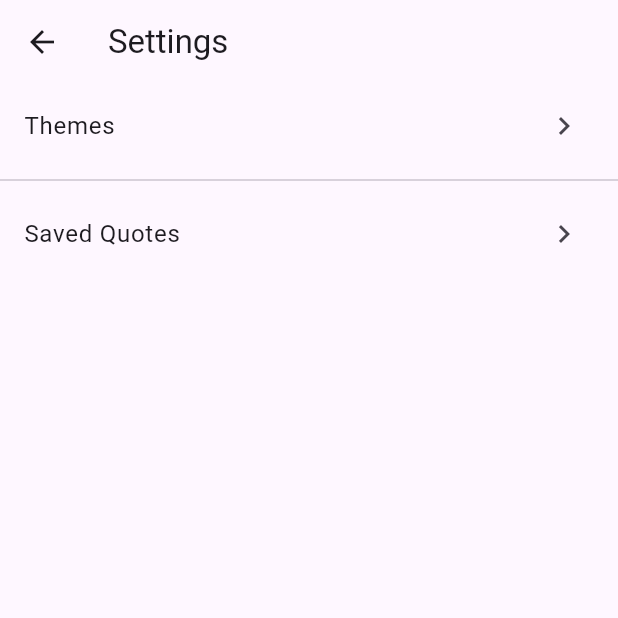
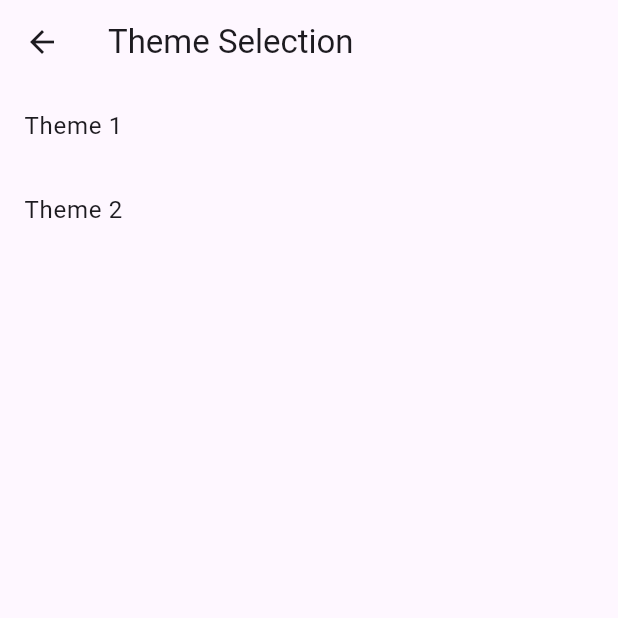
Before and after one commit to bitethecode/everyday-stoics, a Flutter app: the SettingsScreen screen opened directly, after a tap on "Themes", on a phone screen of 412 x 824 dp, the top half of it. Run offline on Flutter 3.47's test engine with Material 2 defaults, Android fonts, the phone set to English and light mode, and no system bars; our stand-ins replace share_plus, shared_preferences; missing offline and left inert: lit_starfield; accounts and stored records are empty.

Commit message:
Update to allow change themes

```diff
--- /dev/null
+++ b/lib/change_notifier.dart
@@ -0,0 +1,13 @@
+import 'package:flutter/material.dart';
+import 'themes.dart';
+
+class ThemeNotifier extends ChangeNotifier {
+  ThemeData _selectedTheme = availableThemes[0];
+
+  ThemeData get selectedTheme => _selectedTheme;
+
+  set selectedTheme(ThemeData theme) {
+    _selectedTheme = theme;
+    notifyListeners();
+  }
+}
--- a/lib/settings.dart
+++ b/lib/settings.dart
@@ -1,6 +1,6 @@
 import 'package:flutter/material.dart';
-// import 'quotes_func.dart';
 
+import 'themes.dart';
 import 'saved_quotes.dart';
 
 class SettingsScreen extends StatefulWidget {
@@ -19,23 +19,25 @@ class _SettingsScreenState extends State<SettingsScreen> {
     // setSavedQuotes();
   }
 
-  // Future<void> setSavedQuotes() async {
-  //   List<QuoteData> quotes = await getSavedQuotes();
-  //   setState(() {
-  //     savedQuotes = quotes;
-  //   });
-  // }
-
-  void selectTheme(String theme) {
+  void showThemes() {
     // Implement your logic to change the theme here
     // You can use a state management solution like Provider or Riverpod
     // to manage and update the theme throughout your app
+    Navigator.push(
+      context,
+      MaterialPageRoute(
+        builder: (context) => const ThemeSelectionScreen(),
+      ),
+    );
   }
 
   void showSavedQuotes() {
-    // Implement the logic to show the saved quotes
-    // You can navigate to a new screen or display a dialog
-    // to show the saved quotes to the user
+    Navigator.push(
+      context,
+      MaterialPageRoute(
+        builder: (context) => const SavedQuotesScreen(),
+      ),
+    );
   }
 
   @override
@@ -48,58 +50,18 @@ class _SettingsScreenState extends State<SettingsScreen> {
           ListTile(
             title: const Text('Themes'),
             trailing: const Icon(Icons.chevron_right),
-            onTap: () {},
+            onTap: () {
+              showThemes();
+            },
           ),
           const Divider(),
           ListTile(
             title: const Text('Saved Quotes'),
             trailing: const Icon(Icons.chevron_right),
             onTap: () {
-              Navigator.push(
-                context,
-                MaterialPageRoute(
-                  builder: (context) => const SavedQuotesScreen(),
-                ),
-              );
+              showSavedQuotes();
             },
           )
-        ]
-            // children: savedQuotes.map((quoteData) {
-            //   return Dismissible(
-            //     key: Key(quoteData.id),
-            //     onDismissed: (direction) {
-            //       removeQuoteFromSharedPreferences(quoteData.id);
-            //       // Remove the quote from your data source
-            //       setState(() {
-            //         savedQuotes.remove(quoteData);
-            //       });
-            //     },
-            //     child: Container(
-            //       margin: const EdgeInsets.all(4.0),
-            //       decoration: BoxDecoration(
-            //         color: Colors.grey[
-            //             200], // Change this to your desired background color
-            //         borderRadius: BorderRadius.circular(4.0),
-            //       ),
-            //       child: ListTile(
-            //         title: Text(quoteData.quote),
-            //         subtitle: Text(quoteData.date.toString()),
-            //         trailing: IconButton(
-            //           icon: const Icon(Icons.delete),
-            //           onPressed: () {
-            //             // Show a confirmation dialog if needed
-
-            //             removeQuoteFromSharedPreferences(quoteData.id);
-            //             setState(() {
-            //               savedQuotes
-            //                   .removeWhere((item) => item.id == quoteData.id);
-            //             });
-            //           },
-            //         ),
-            //       ),
-            //     ),
-            //   );
-            // }).toList(),
-            ));
+        ]));
   }
 }
--- /dev/null
+++ b/lib/themes.dart
@@ -0,0 +1,63 @@
+import 'package:flutter/material.dart';
+import 'package:provider/provider.dart';
+import 'change_notifier.dart';
+
+List<ThemeData> availableThemes = [
+  ThemeData(
+    brightness: Brightness.light,
+    primaryColor: Colors.black,
+    backgroundColor: Colors.white,
+    // Add more properties as per your requirements
+  ),
+  ThemeData(
+    brightness: Brightness.dark,
+    primaryColor: Colors.orange,
+    backgroundColor: Colors.black,
+    // Add more properties as per your requirements
+  ),
+  // Add more themes as neededselectTheme
+];
+
+class ThemeSelectionScreen extends StatefulWidget {
+  const ThemeSelectionScreen({Key? key}) : super(key: key);
+
+  @override
+  _ThemeSelectionScreenState createState() => _ThemeSelectionScreenState();
+}
+
+class _ThemeSelectionScreenState extends State<ThemeSelectionScreen> {
+  late ThemeData selectedTheme;
+
+  @override
+  void initState() {
+    super.initState();
+    // Set initial theme
+    selectedTheme = availableThemes[0];
+  }
+
+  void changeTheme(ThemeData theme) {
+    final themeNotifier = Provider.of<ThemeNotifier>(context, listen: false);
+    themeNotifier.selectedTheme = theme;
+  }
+
+  @override
+  Widget build(BuildContext context) {
+    return Scaffold(
+      appBar: AppBar(
+        title: Text('Theme Selection'),
+      ),
+      body: ListView.builder(
+        itemCount: availableThemes.length,
+        itemBuilder: (context, index) {
+          final theme = availableThemes[index];
+          return ListTile(
+            title: Text('Theme ${index + 1}'),
+            onTap: () {
+              changeTheme(theme);
+            },
+          );
+        },
+      ),
+    );
+  }
+}
--- a/pubspec.yaml
+++ b/pubspec.yaml
@@ -40,6 +40,7 @@ dependencies:
   shared_preferences: ^2.0.8
   intl: ^0.17.0
   uuid: ^3.0.4
+  provider: ^6.0.5
 
 
 
```
Also changed, not shown: lib/main.dart (+22 -2 lines), lib/themes_preview.dart (added, +32 -0 lines), pubspec.lock.
